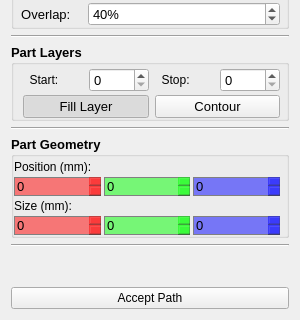
Before: the Qt Designer form proper_part/resources/part.ui in openlmd/proper, drawn with Qt 5; both pictures show x 0 to 300 and y 180 to 500 of the 300 by 500 pixel window.
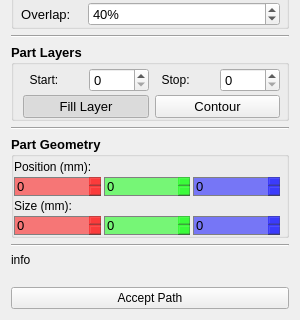
After: the same form once the commit is applied.

```diff
--- a/proper_part/resources/part.ui
+++ b/proper_part/resources/part.ui
@@ -729,6 +729,19 @@
      </property>
     </widget>
    </item>
+   <item row="13" column="0">
+    <widget class="QLabel" name="lblInfo">
+     <property name="font">
+      <font>
+       <weight>50</weight>
+       <bold>false</bold>
+      </font>
+     </property>
+     <property name="text">
+      <string>info</string>
+     </property>
+    </widget>
+   </item>
   </layout>
  </widget>
  <resources/>
```
